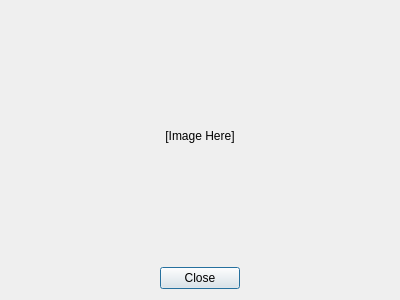
Before: the Qt Designer form Velocity/imagedialog.ui in hetelek/Velocity, drawn with Qt 5.
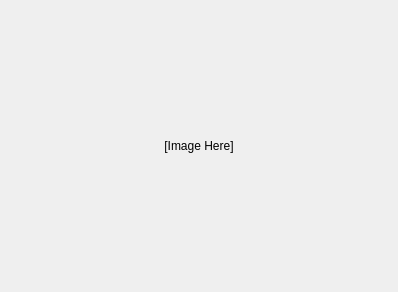
After: the same form once the commit is applied. Icons and pictures are not drawn.

Commit message: removed close button

Patch:
```diff
--- a/Velocity/imagedialog.ui
+++ b/Velocity/imagedialog.ui
@@ -6,8 +6,8 @@
    <rect>
     <x>0</x>
     <y>0</y>
-    <width>400</width>
-    <height>300</height>
+    <width>398</width>
+    <height>292</height>
    </rect>
   </property>
   <property name="windowTitle">
@@ -17,7 +17,7 @@
    <iconset resource="Resources.qrc">
     <normaloff>:/Images/Leaner24.png</normaloff>:/Images/Leaner24.png</iconset>
   </property>
-  <layout class="QVBoxLayout" name="verticalLayout" stretch="9,0">
+  <layout class="QVBoxLayout" name="verticalLayout" stretch="9">
    <item>
     <widget class="QLabel" name="label">
      <property name="text">
@@ -31,43 +31,6 @@
      </property>
     </widget>
    </item>
-   <item>
-    <layout class="QHBoxLayout" name="horizontalLayout" stretch="0,0,0">
-     <item>
-      <spacer name="horizontalSpacer">
-       <property name="orientation">
-        <enum>Qt::Horizontal</enum>
-       </property>
-       <property name="sizeHint" stdset="0">
-        <size>
-         <width>40</width>
-         <height>20</height>
-        </size>
-       </property>
-      </spacer>
-     </item>
-     <item>
-      <widget class="QPushButton" name="pushButton">
-       <property name="text">
-        <string>Close</string>
-       </property>
-      </widget>
-     </item>
-     <item>
-      <spacer name="horizontalSpacer_2">
-       <property name="orientation">
-        <enum>Qt::Horizontal</enum>
-       </property>
-       <property name="sizeHint" stdset="0">
-        <size>
-         <width>40</width>
-         <height>20</height>
-        </size>
-       </property>
-      </spacer>
-     </item>
-    </layout>
-   </item>
   </layout>
  </widget>
  <resources>
```
The commit also changes 2 other files.
